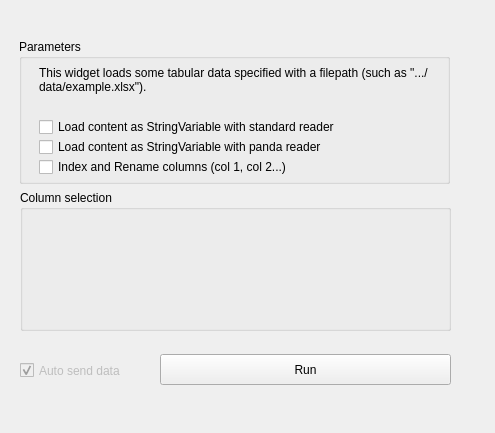
First picture: the form in orangecontrib/AAIT/widgets/designer/owfilewithpath.ui, repository TigerODM/TigerODM, before the edit.
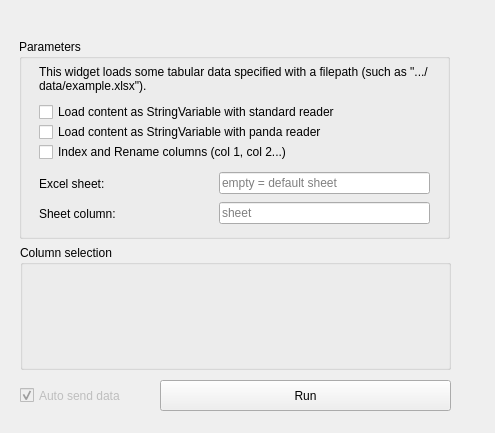
Second picture: the form after the edit.

What changed in the file:
```diff
--- a/orangecontrib/AAIT/widgets/designer/owfilewithpath.ui
+++ b/orangecontrib/AAIT/widgets/designer/owfilewithpath.ui
@@ -19,7 +19,7 @@
      <x>19</x>
      <y>39</y>
      <width>431</width>
-     <height>145</height>
+     <height>200</height>
     </rect>
    </property>
    <property name="title">
@@ -29,7 +29,7 @@
     <property name="geometry">
      <rect>
       <x>20</x>
-      <y>80</y>
+      <y>65</y>
       <width>331</width>
       <height>16</height>
      </rect>
@@ -42,7 +42,7 @@
     <property name="geometry">
      <rect>
       <x>20</x>
-      <y>120</y>
+      <y>105</y>
       <width>300</width>
       <height>16</height>
      </rect>
@@ -55,9 +55,9 @@
     <property name="geometry">
      <rect>
       <x>20</x>
-      <y>10</y>
+      <y>20</y>
       <width>391</width>
-      <height>61</height>
+      <height>40</height>
      </rect>
     </property>
     <property name="text">
@@ -77,7 +77,7 @@
     <property name="geometry">
      <rect>
       <x>20</x>
-      <y>100</y>
+      <y>85</y>
       <width>301</width>
       <height>16</height>
      </rect>
@@ -86,6 +86,64 @@
      <string>Load content as StringVariable with panda reader</string>
     </property>
    </widget>
+   <widget class="QLabel" name="label_sheet">
+    <property name="geometry">
+     <rect>
+      <x>20</x>
+      <y>135</y>
+      <width>171</width>
+      <height>20</height>
+     </rect>
+    </property>
+    <property name="text">
+     <string>Excel sheet:</string>
+    </property>
+   </widget>
+   <widget class="QLineEdit" name="lineEdit_sheet">
+    <property name="geometry">
+     <rect>
+      <x>200</x>
+      <y>133</y>
+      <width>211</width>
+      <height>22</height>
+     </rect>
+    </property>
+    <property name="toolTip">
+     <string>Sheet name used when the input Path Table has no sheet column (or an empty value).</string>
+    </property>
+    <property name="placeholderText">
+     <string>empty = default sheet</string>
+    </property>
+   </widget>
+   <widget class="QLabel" name="label_sheet_column">
+    <property name="geometry">
+     <rect>
+      <x>20</x>
+      <y>165</y>
+      <width>171</width>
+      <height>20</height>
+     </rect>
+    </property>
+    <property name="text">
+     <string>Sheet column:</string>
+    </property>
+   </widget>
+   <widget class="QLineEdit" name="lineEdit_sheet_column">
+    <property name="geometry">
+     <rect>
+      <x>200</x>
+      <y>163</y>
+      <width>211</width>
+      <height>22</height>
+     </rect>
+    </property>
+    <property name="toolTip">
+     <string>Optional column of the input Path Table giving the sheet to read. Its value takes priority over the Excel sheet field.</string>
+    </property>
+    <property name="placeholderText">
+     <string>sheet</string>
+    </property>
+   </widget>
   </widget>
   <widget class="QPushButton" name="pushButton_send">
    <property name="enabled">
@@ -94,7 +152,7 @@
    <property name="geometry">
     <rect>
      <x>160</x>
-     <y>354</y>
+     <y>380</y>
      <width>291</width>
      <height>31</height>
     </rect>
@@ -110,7 +168,7 @@
    <property name="geometry">
     <rect>
      <x>20</x>
-     <y>360</y>
+     <y>385</y>
      <width>121</width>
      <height>21</height>
     </rect>
@@ -126,9 +184,9 @@
    <property name="geometry">
     <rect>
      <x>20</x>
-     <y>190</y>
+     <y>245</y>
      <width>431</width>
-     <height>141</height>
+     <height>125</height>
     </rect>
    </property>
    <property name="title">
```
